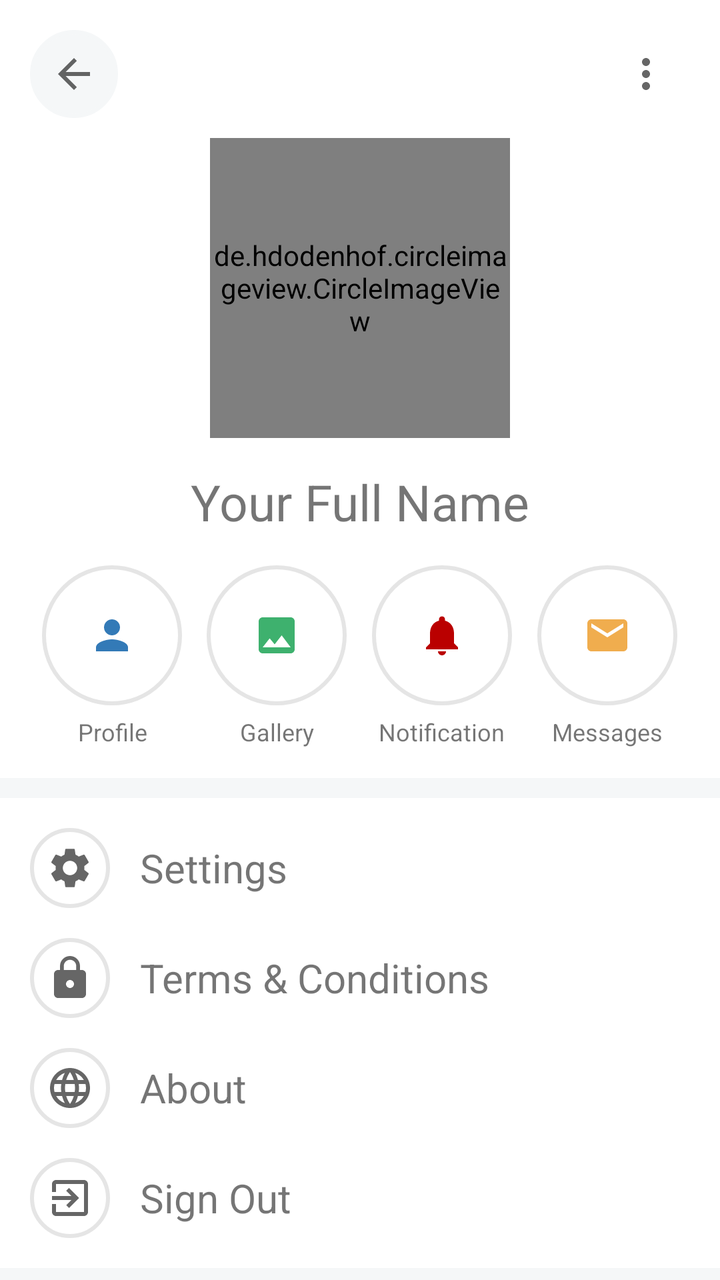
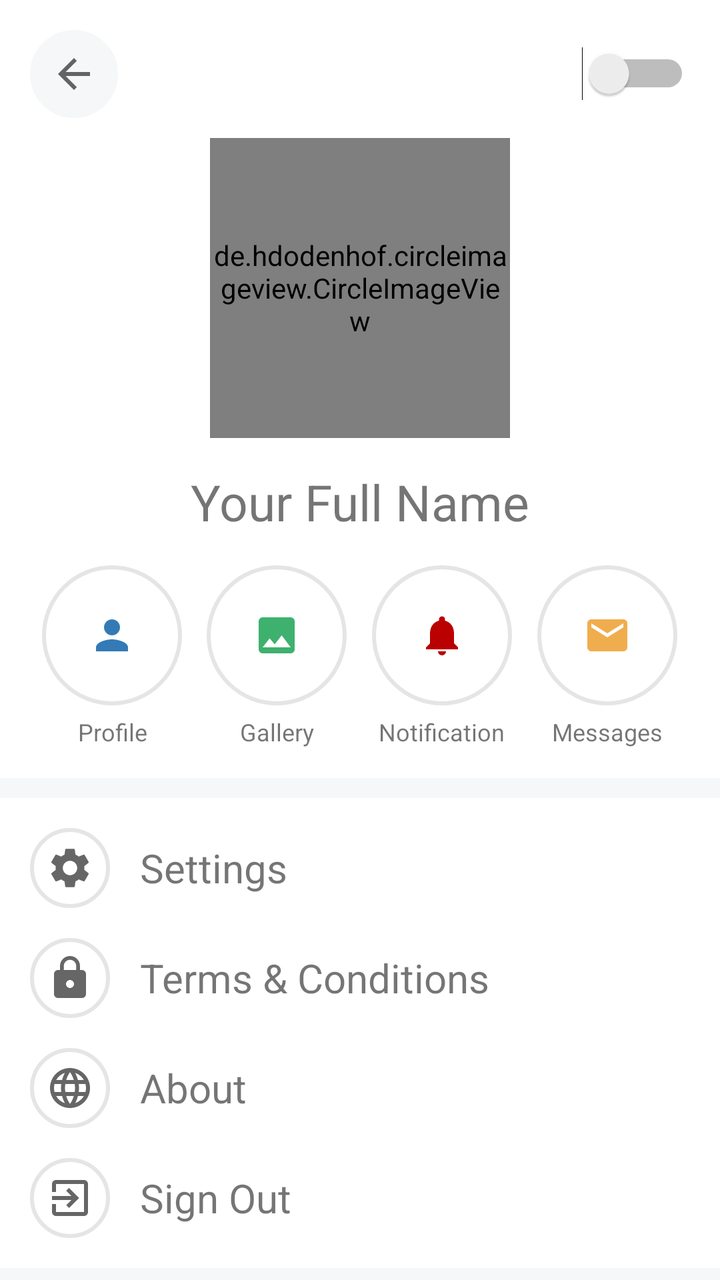

Compare the two renders of this Android layout. The source of the first and the diff that turns it into the second are given below.
<!-- AndroidManifest.xml: application theme AppTheme -->
<!-- res/layout/fragment_account.xml -->
<?xml version="1.0" encoding="utf-8"?>
<RelativeLayout xmlns:android="http://schemas.android.com/apk/res/android" xmlns:app="http://schemas.android.com/apk/res-auto"
    xmlns:tools="http://schemas.android.com/tools"
    android:background="@color/colorBackgroundGrey"
    android:layout_width="match_parent"
    android:layout_height="match_parent"
    tools:context=".views.fragments.AccountFragment">

    <androidx.core.widget.NestedScrollView
        android:scrollbars="none"
        android:fillViewport="true"
        android:layout_width="match_parent"
        android:layout_height="match_parent">
        <LinearLayout
            android:orientation="vertical"
            android:layout_width="match_parent"
            android:layout_height="match_parent">

            
            <LinearLayout
                android:padding="15dp"
                android:gravity="center"
                android:orientation="vertical"
                android:background="@color/colorWhite"
                android:layout_marginBottom="10dp"
                android:layout_width="match_parent"
                android:layout_height="wrap_content">
                <RelativeLayout
                    android:layout_marginBottom="10dp"
                    android:layout_width="match_parent"
                    android:layout_height="wrap_content">
                    <ImageButton
                        android:id="@+id/back_button"
                        android:src="@drawable/ic_baseline_arrow_back_24"
                        android:backgroundTint="@color/colorBackgroundGrey"
                        android:background="@drawable/shape_radius_100_pad_10_stroke_grey_bg_white"
                        android:layout_width="wrap_content"
                        android:layout_height="wrap_content"/>
                    <TextView
                        android:visibility="gone"
                        android:layout_centerInParent="true"
                        android:text="Account"
                        android:textSize="20sp"
                        android:textAllCaps="true"
                        android:layout_width="wrap_content"
                        android:layout_height="wrap_content"/>
                    <ImageButton
                        android:id="@+id/item_share"
                        android:layout_alignParentEnd="true"
                        android:scaleType="fitCenter"
                        android:adjustViewBounds="true"
                        android:src="@drawable/ic_baseline_more_vert_24"
                        app:backgroundTint="@android:color/transparent"
                        android:background="@drawable/shape_radius_100_pad_10_stroke_grey_bg_white"
                        android:layout_width="wrap_content"
                        android:layout_height="wrap_content" />
                </RelativeLayout>
                <de.hdodenhof.circleimageview.CircleImageView
                    android:id="@+id/item_photo"
                    app:civ_border_width="1dp"
                    app:civ_border_color="@color/colorLightGrey"
                    app:civ_circle_background_color="@color/colorWhite"
                    app:tint="@color/colorWhite"
                    android:src="@drawable/ic_add_photo"
                    android:layout_marginBottom="15dp"
                    android:layout_width="150dp"
                    android:layout_height="150dp" />
                <TextView
                    android:id="@+id/item_name"
                    android:text="Your Full Name"
                    android:textSize="25sp"
                    android:layout_marginBottom="15dp"
                    android:layout_width="wrap_content"
                    android:layout_height="wrap_content"/>
                <LinearLayout
                    android:weightSum="4"
                    android:orientation="horizontal"
                    android:layout_width="match_parent"
                    android:layout_height="wrap_content">
                    <LinearLayout
                        android:gravity="center"
                        android:orientation="vertical"
                        android:layout_width="0dp"
                        android:layout_height="wrap_content"
                        android:layout_weight="1">
                        <ImageButton
                            android:id="@+id/item_profile"
                            android:layout_marginBottom="5dp"
                            android:tint="@color/colorAstral"
                            android:src="@drawable/ic_baseline_person_24"
                            android:background="@drawable/shape_radius_100_pad_10_stroke_grey_bg_white"
                            android:layout_width="70dp"
                            android:layout_height="70dp" />
                        <TextView
                            android:textSize="12sp"
                            android:textAlignment="center"
                            android:text="Profile"
                            android:layout_width="wrap_content"
                            android:layout_height="wrap_content"/>
                    </LinearLayout>
                    <LinearLayout
                        android:gravity="center"
                        android:orientation="vertical"
                        android:layout_width="0dp"
                        android:layout_height="wrap_content"
                        android:layout_weight="1">
                        <ImageButton
                            android:id="@+id/item_gallery"
                            android:layout_marginBottom="5dp"
                            android:tint="@color/colorOceanGreen"
                            android:src="@drawable/ic_baseline_image_24"
                            android:background="@drawable/shape_radius_100_pad_10_stroke_grey_bg_white"
                            android:layout_width="70dp"
                            android:layout_height="70dp" />
                        <TextView
                            android:textSize="12sp"
                            android:textAlignment="center"
                            android:text="Gallery"
                            android:layout_width="wrap_content"
                            android:layout_height="wrap_content"/>
                    </LinearLayout>
                    <LinearLayout
                        android:gravity="center"
                        android:orientation="vertical"
                        android:layout_width="0dp"
                        android:layout_height="wrap_content"
                        android:layout_weight="1">
                        <ImageButton
                            android:id="@+id/item_notification"
                            android:layout_marginBottom="5dp"
                            android:tint="@color/colorGuardsmanRed"
                            android:src="@drawable/ic_baseline_notifications_24"
                            android:background="@drawable/shape_radius_100_pad_10_stroke_grey_bg_white"
                            android:layout_width="70dp"
                            android:layout_height="70dp" />
                        <TextView
                            android:textSize="12sp"
                            android:textAlignment="center"
                            android:text="Notification"
                            android:layout_width="wrap_content"
                            android:layout_height="wrap_content"/>
                    </LinearLayout>
                    <LinearLayout
                        android:gravity="center"
                        android:orientation="vertical"
                        android:layout_width="0dp"
                        android:layout_height="wrap_content"
                        android:layout_weight="1">
                        <ImageButton
                            android:id="@+id/item_message"
                            android:layout_marginBottom="5dp"
                            android:tint="@color/colorSandyBrown"
                            android:src="@drawable/ic_baseline_email_24"
                            android:background="@drawable/shape_radius_100_pad_10_stroke_grey_bg_white"
                            android:layout_width="70dp"
                            android:layout_height="70dp" />
                        <TextView
                            android:textSize="12sp"
                            android:textAlignment="center"
                            android:text="Messages"
                            android:layout_width="wrap_content"
                            android:layout_height="wrap_content"/>
                    </LinearLayout>
                </LinearLayout>
            </LinearLayout>

            <LinearLayout
                android:padding="15dp"
                android:orientation="vertical"
                android:background="@color/colorWhite"
                android:layout_marginBottom="10dp"
                android:layout_width="match_parent"
                android:layout_height="match_parent">
                <LinearLayout
                    android:gravity="center_vertical"
                    android:orientation="horizontal"
                    android:layout_marginBottom="15dp"
                    android:layout_width="match_parent"
                    android:layout_height="wrap_content">
                    <ImageButton
                        android:src="@drawable/ic_baseline_settings_24"
                        android:background="@drawable/shape_radius_100_pad_10_stroke_grey_bg_white"
                        android:layout_marginEnd="15dp"
                        android:layout_width="40dp"
                        android:layout_height="40dp" />
                    <TextView
                        android:id="@+id/item_settings"
                        android:textSize="20sp"
                        android:textAlignment="center"
                        android:text="Settings"
                        android:layout_width="wrap_content"
                        android:layout_height="wrap_content"/>
                </LinearLayout>
                <LinearLayout
                    android:gravity="center_vertical"
                    android:orientation="horizontal"
                    android:layout_marginBottom="15dp"
                    android:layout_width="match_parent"
                    android:layout_height="wrap_content">
                    <ImageButton
                        android:src="@drawable/ic_baseline_lock_24"
                        android:background="@drawable/shape_radius_100_pad_10_stroke_grey_bg_white"
                        android:layout_marginEnd="15dp"
                        android:layout_width="40dp"
                        android:layout_height="40dp" />
                    <TextView
                        android:id="@+id/item_change_password"
                        android:textSize="20sp"
                        android:textAlignment="center"
                        android:text="Terms &amp; Conditions"
                        android:layout_width="wrap_content"
                        android:layout_height="wrap_content"/>
                </LinearLayout>
                <LinearLayout
                    android:gravity="center_vertical"
                    android:orientation="horizontal"
                    android:layout_marginBottom="15dp"
                    android:layout_width="match_parent"
                    android:layout_height="wrap_content">
                    <ImageButton
                        android:src="@drawable/ic_baseline_language_24"
                        android:background="@drawable/shape_radius_100_pad_10_stroke_grey_bg_white"
                        android:layout_marginEnd="15dp"
                        android:layout_width="40dp"
                        android:layout_height="40dp" />
                    <TextView
                        android:id="@+id/item_change_language"
                        android:textSize="20sp"
                        android:textAlignment="center"
                        android:text="About"
                        android:layout_width="wrap_content"
                        android:layout_height="wrap_content"/>
                </LinearLayout>
                <LinearLayout
                    android:gravity="center_vertical"
                    android:orientation="horizontal"
                    android:layout_width="match_parent"
                    android:layout_height="wrap_content">
                    <ImageButton
                        android:src="@drawable/ic_baseline_exit_to_app_24"
                        android:background="@drawable/shape_radius_100_pad_10_stroke_grey_bg_white"
                        android:layout_marginEnd="15dp"
                        android:layout_width="40dp"
                        android:layout_height="40dp" />
                    <TextView
                        android:id="@+id/item_sign_out"
                        android:textSize="20sp"
                        android:textAlignment="center"
                        android:text="Sign Out"
                        android:layout_width="wrap_content"
                        android:layout_height="wrap_content"/>
                </LinearLayout>
            </LinearLayout>


        </LinearLayout>
    </androidx.core.widget.NestedScrollView>

</RelativeLayout>
<!-- resources referenced by this layout -->
<resources>
  <color name="colorAstral">#337AB7</color>
  <color name="colorBackgroundGrey">#F5F7F8</color>
  <color name="colorGuardsmanRed">#BA0000</color>
  <color name="colorLightGrey">#F2F2F2</color>
  <color name="colorOceanGreen">#3EB16E</color>
  <color name="colorSandyBrown">#F0AD4E</color>
  <color name="colorWhite">#FFFFFF</color>
  <!-- drawable ic_baseline_arrow_back_24 (drawable) -->
  <vector xmlns:android="http://schemas.android.com/apk/res/android"
      android:width="24dp"
      android:height="24dp"
      android:viewportWidth="24"
      android:viewportHeight="24"
      android:tint="?attr/colorControlNormal">
    <path
        android:fillColor="@android:color/white"
        android:pathData="M20,11H7.83l5.59,-5.59L12,4l-8,8 8,8 1.41,-1.41L7.83,13H20v-2z"/>
  </vector>
  <!-- drawable ic_baseline_email_24 (drawable) -->
  <vector xmlns:android="http://schemas.android.com/apk/res/android"
      android:width="24dp"
      android:height="24dp"
      android:viewportWidth="24"
      android:viewportHeight="24"
      android:tint="?attr/colorControlNormal">
    <path
        android:fillColor="@android:color/white"
        android:pathData="M20,4L4,4c-1.1,0 -1.99,0.9 -1.99,2L2,18c0,1.1 0.9,2 2,2h16c1.1,0 2,-0.9 2,-2L22,6c0,-1.1 -0.9,-2 -2,-2zM20,8l-8,5 -8,-5L4,6l8,5 8,-5v2z"/>
  </vector>
  <!-- drawable ic_baseline_image_24 (drawable) -->
  <vector xmlns:android="http://schemas.android.com/apk/res/android"
      android:width="24dp"
      android:height="24dp"
      android:viewportWidth="24"
      android:viewportHeight="24"
      android:tint="?attr/colorControlNormal">
    <path
        android:fillColor="@android:color/white"
        android:pathData="M21,19V5c0,-1.1 -0.9,-2 -2,-2H5c-1.1,0 -2,0.9 -2,2v14c0,1.1 0.9,2 2,2h14c1.1,0 2,-0.9 2,-2zM8.5,13.5l2.5,3.01L14.5,12l4.5,6H5l3.5,-4.5z"/>
  </vector>
  <!-- drawable ic_baseline_more_vert_24 (drawable) -->
  <vector xmlns:android="http://schemas.android.com/apk/res/android"
      android:width="24dp"
      android:height="24dp"
      android:viewportWidth="24"
      android:viewportHeight="24"
      android:tint="?attr/colorControlNormal">
    <path
        android:fillColor="@android:color/white"
        android:pathData="M12,8c1.1,0 2,-0.9 2,-2s-0.9,-2 -2,-2 -2,0.9 -2,2 0.9,2 2,2zM12,10c-1.1,0 -2,0.9 -2,2s0.9,2 2,2 2,-0.9 2,-2 -0.9,-2 -2,-2zM12,16c-1.1,0 -2,0.9 -2,2s0.9,2 2,2 2,-0.9 2,-2 -0.9,-2 -2,-2z"/>
  </vector>
  <!-- drawable ic_baseline_person_24 (drawable) -->
  <vector xmlns:android="http://schemas.android.com/apk/res/android"
      android:width="24dp"
      android:height="24dp"
      android:viewportWidth="24"
      android:viewportHeight="24"
      android:tint="?attr/colorControlNormal">
    <path
        android:fillColor="@android:color/white"
        android:pathData="M12,12c2.21,0 4,-1.79 4,-4s-1.79,-4 -4,-4 -4,1.79 -4,4 1.79,4 4,4zM12,14c-2.67,0 -8,1.34 -8,4v2h16v-2c0,-2.66 -5.33,-4 -8,-4z"/>
  </vector>
  <!-- drawable shape_radius_100_pad_10_stroke_grey_bg_white (drawable) -->
  <?xml version="1.0" encoding="utf-8"?>
  <shape xmlns:android="http://schemas.android.com/apk/res/android">
      
      <solid android:color="@color/colorWhite" />
      <stroke android:width="2dp" android:color="#e5e5e5" />
      <padding android:left="10dp" android:top="10dp" android:right="10dp" android:bottom="10dp"/>
      <corners android:radius="100dp"/>
  </shape>
  <style name="AppTheme" parent="Theme.MaterialComponents.DayNight.NoActionBar">
          
          <item name="colorPrimary">@color/colorPrimary</item>
          <item name="colorPrimaryDark">@color/colorPrimaryDark</item>
          <item name="colorAccent">@color/colorAccent</item>
      </style>
  <color name="colorPrimary">#271547</color>
  <color name="colorPrimaryDark">#43105D</color>
  <color name="colorAccent">#2D164A</color>
  <!-- unchanged entries left out for length: 6 -->
</resources>

<!-- the commit's change to res/layout/fragment_account.xml (unified diff, before → after) -->
@@ -44,7 +44,16 @@
                         android:textAllCaps="true"
                         android:layout_width="wrap_content"
                         android:layout_height="wrap_content"/>
-                    <ImageButton
+                    <Switch
+                        android:id="@+id/dark_theme_switch"
+                        android:layout_alignParentEnd="true"
+                        android:layout_centerInParent="true"
+                        android:textColor="@color/colorDeepGrey"
+                        android:layout_width="wrap_content"
+                        android:layout_height="wrap_content"
+                        tools:ignore="UseSwitchCompatOrMaterialXml" />
+                    <ImageButton
+                        android:visibility="gone"
                         android:id="@+id/item_share"
                         android:layout_alignParentEnd="true"
                         android:scaleType="fitCenter"
<!-- resource entries referenced after the edit -->
@@ -2,6 +2,7 @@
 <resources>
   <color name="colorAstral">#337AB7</color>
   <color name="colorBackgroundGrey">#F5F7F8</color>
+  <color name="colorDeepGrey">#A3A3A3</color>
   <color name="colorGuardsmanRed">#BA0000</color>
   <color name="colorLightGrey">#F2F2F2</color>
   <color name="colorOceanGreen">#3EB16E</color>
